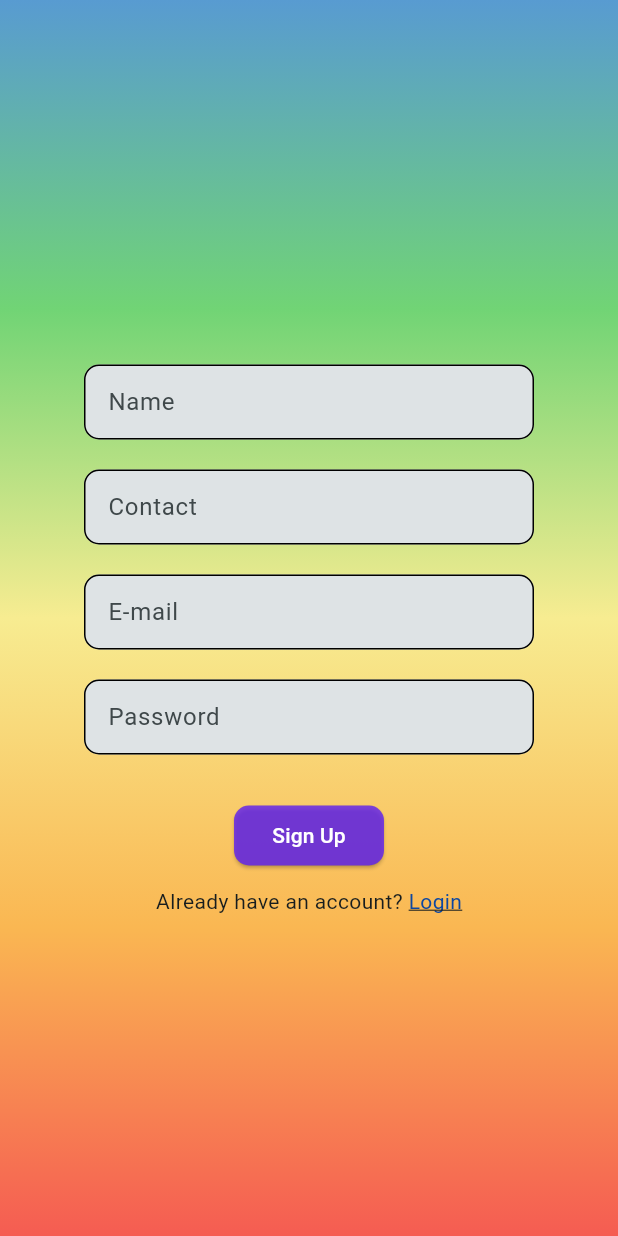
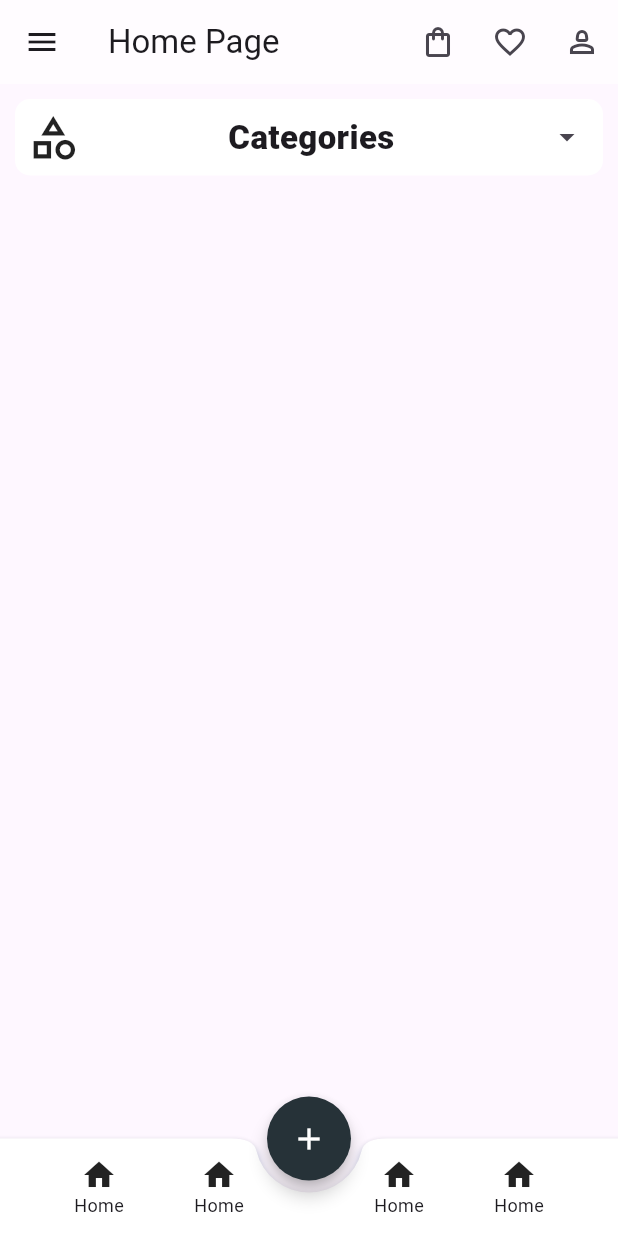
Before and after one commit to Lucifer-Aspire-A315/myapp, a Flutter app: the screen it shows after launch, on a phone screen of 412 x 824 dp. Run offline on Flutter 3.47's test engine with Material 3 defaults, Android fonts, the phone set to English and light mode, and no system bars; our stand-ins replace google_fonts.

Commit message:
bottomApp bar added

```diff
--- a/lib/Pages/HomePage.dart
+++ b/lib/Pages/HomePage.dart
@@ -1,167 +1,167 @@
+// import 'package:flutter/material.dart';
+
+// class MyApp extends StatefulWidget {
+//   @override
+//   State<MyApp> createState() => _MyAppState();
+// }
+
+// class _MyAppState extends State<MyApp> {
+//   @override
+//   Widget build(BuildContext context) {
+//     return MaterialApp(
+//       debugShowCheckedModeBanner: false,
+//       title: 'Myntra Search Bar',
+//       theme: ThemeData(
+//         primarySwatch: Colors.blue,
+//       ),
+//       home: Scaffold(
+//         appBar: AppBar(
+//           backgroundColor: Colors.white,
+//           elevation: 0,
+//           title: Row(
+//             children: [
+//               const Text(
+//                 'Myntra',
+//                 style: TextStyle(
+//                   color: Colors.black,
+//                   fontWeight: FontWeight.bold,
+//                 ),
+//               ),
+//               const Icon(Icons.arrow_drop_down, color: Colors.black),
+//               const Spacer(),
+//               // Flexible(
+//               //   child: Text(
+//               //     'BECOME INSIDER',
+//               //     style: TextStyle(
+//               //       color: Colors.amber[800],
+//               //       fontWeight: FontWeight.bold,
+//               //     ),
+//               //     overflow: TextOverflow.ellipsis,
+//               //   ),
+//               // ),
+//               const SizedBox(width: 10.0), // Spacing between elements
+//               IconButton(
+//                 icon: const Icon(Icons.notifications, color: Colors.black),
+//                 onPressed: () {},
+//               ),
+//               IconButton(
+//                 icon: const Icon(Icons.favorite_border, color: Colors.black),
+//                 onPressed: () {},
+//               ),
+//               IconButton(
+//                 icon: const Icon(Icons.person_outline, color: Colors.black),
+//                 onPressed: () {},
+//               ),
+//             ],
+//           ),
+//         ),
+//         body: Padding(
+//           padding: const EdgeInsets.all(8.0),
+//           child: Column(
+//             children: [
+//               Container(
+//                 padding: const EdgeInsets.symmetric(horizontal: 8.0),
+//                 decoration: BoxDecoration(
+//                   color: Colors.white,
+//                   borderRadius: BorderRadius.circular(20),
+//                 ),
+//                 child: const Row(
+//                   children: [
+//                     Icon(Icons.search, color: Colors.grey),
+//                     Expanded(
+//                       child: TextField(
+//                         decoration: InputDecoration(
+//                           hintText: 'Search for Casual Coords Women',
+//                           border: InputBorder.none,
+//                         ),
+//                       ),
+//                     ),
+//                     Icon(Icons.camera_alt,
+//                         color: Color.fromARGB(255, 53, 48, 48)),
+//                     SizedBox(width: 8.0),
+//                     Icon(Icons.mic, color: Colors.grey),
+//                   ],
+//                 ),
+//               ),
+//             ],
+//           ),
+//         ),
+//       ),
+//     );
+//   }
+// }
+
 import 'package:flutter/material.dart';
+import 'package:google_fonts/google_fonts.dart';
 
-class MyApp extends StatefulWidget {
-  @override
-  State<MyApp> createState() => _MyAppState();
-}
+class HomePage extends StatelessWidget {
+  const HomePage({super.key});
 
-class _MyAppState extends State<MyApp> {
   @override
   Widget build(BuildContext context) {
-    return MaterialApp(
-      debugShowCheckedModeBanner: false,
-      title: 'Myntra Search Bar',
-      theme: ThemeData(
-        primarySwatch: Colors.blue,
-      ),
-      home: Scaffold(
+    return Scaffold(
+      backgroundColor: Theme.of(context).canvasColor,
       appBar: AppBar(
-          backgroundColor: Colors.white,
-          elevation: 0,
-          title: Row(
-            children: [
-              const Text(
-                'Myntra',
-                style: TextStyle(
-                  color: Colors.black,
-                  fontWeight: FontWeight.bold,
-                ),
-              ),
-              const Icon(Icons.arrow_drop_down, color: Colors.black),
-              const Spacer(),
-              // Flexible(
-              //   child: Text(
-              //     'BECOME INSIDER',
-              //     style: TextStyle(
-              //       color: Colors.amber[800],
-              //       fontWeight: FontWeight.bold,
-              //     ),
-              //     overflow: TextOverflow.ellipsis,
-              //   ),
-              // ),
-              const SizedBox(width: 10.0), // Spacing between elements
+        leading:
+            IconButton(onPressed: () {}, icon: const Icon(Icons.menu_outlined)),
+        title: const Text('Home Page'),
+        backgroundColor: Colors.white60,
+        actions: [
           IconButton(
-                icon: const Icon(Icons.notifications, color: Colors.black),
             onPressed: () {},
+            icon: const Icon(Icons.shopping_bag_outlined),
           ),
           IconButton(
-                icon: const Icon(Icons.favorite_border, color: Colors.black),
             onPressed: () {},
+            icon: const Icon(Icons.favorite_border_outlined),
           ),
           IconButton(
-                icon: const Icon(Icons.person_outline, color: Colors.black),
             onPressed: () {},
+            icon: const Icon(Icons.person_2_outlined),
           ),
         ],
       ),
-        ),
-        body: Padding(
-          padding: const EdgeInsets.all(8.0),
-          child: Column(
+      body: Column(
+        mainAxisAlignment: MainAxisAlignment.spaceBetween,
         children: [
           Container(
-                padding: const EdgeInsets.symmetric(horizontal: 8.0),
+            margin: const EdgeInsets.all(10),
+            constraints:
+                const BoxConstraints(maxHeight: 70, maxWidth: double.infinity),
             decoration: BoxDecoration(
               color: Colors.white,
-                  borderRadius: BorderRadius.circular(20),
+              borderRadius: BorderRadius.circular(10),
             ),
-                child: const Row(
+            child: Row(
+              mainAxisAlignment: MainAxisAlignment.spaceBetween,
               children: [
-                    Icon(Icons.search, color: Colors.grey),
-                    Expanded(
-                      child: TextField(
-                        decoration: InputDecoration(
-                          hintText: 'Search for Casual Coords Women',
-                          border: InputBorder.none,
+                IconButton(
+                  onPressed: () {},
+                  icon: const Icon(
+                    Icons.category_outlined,
+                    size: 35,
+                    color: Colors.black87,
                   ),
                 ),
+                Text(
+                  'Categories',
+                  style: TextStyle(
+                    fontSize: 22,
+                    fontWeight: FontWeight.w900,
+                    fontStyle: GoogleFonts.playfairDisplayTextTheme()
+                        .bodyMedium
+                        ?.fontStyle,
                   ),
-                    Icon(Icons.camera_alt,
-                        color: Color.fromARGB(255, 53, 48, 48)),
-                    SizedBox(width: 8.0),
-                    Icon(Icons.mic, color: Colors.grey),
+                ),
+                IconButton(
+                  onPressed: () {},
+                  icon: const Icon(Icons.arrow_drop_down_outlined),
+                ),
               ],
             ),
           ),
         ],
       ),
-        ),
-      ),
     );
   }
 }
-
-// import 'package:flutter/material.dart';
-// import 'package:google_fonts/google_fonts.dart';
-
-// class HomePage extends StatelessWidget {
-//   const HomePage({super.key});
-
-//   @override
-//   Widget build(BuildContext context) {
-//     return Scaffold(
-//       backgroundColor: Theme.of(context).canvasColor,
-//       appBar: AppBar(
-//         leading:
-//             IconButton(onPressed: () {}, icon: const Icon(Icons.menu_outlined)),
-//         title: const Text('Home Page'),
-//         backgroundColor: Colors.white60,
-//         actions: [
-//           IconButton(
-//             onPressed: () {},
-//             icon: const Icon(Icons.shopping_bag_outlined),
-//           ),
-//           IconButton(
-//             onPressed: () {},
-//             icon: const Icon(Icons.favorite_border_outlined),
-//           ),
-//           IconButton(
-//             onPressed: () {},
-//             icon: const Icon(Icons.person_2_outlined),
-//           ),
-//         ],
-//       ),
-//       body: Column(
-//         mainAxisAlignment: MainAxisAlignment.spaceBetween,
-//         children: [
-//           Container(
-//             margin: const EdgeInsets.all(10),
-//             constraints:
-//                 const BoxConstraints(maxHeight: 70, maxWidth: double.infinity),
-//             decoration: BoxDecoration(
-//               color: Colors.white,
-//               borderRadius: BorderRadius.circular(10),
-//             ),
-//             child: Row(
-//               mainAxisAlignment: MainAxisAlignment.spaceBetween,
-//               children: [
-//                 IconButton(
-//                   onPressed: () {},
-//                   icon: const Icon(
-//                     Icons.category_outlined,
-//                     size: 35,
-//                     color: Colors.black87,
-//                   ),
-//                 ),
-//                 Text(
-//                   'Categories',
-//                   style: TextStyle(
-//                     fontSize: 22,
-//                     fontWeight: FontWeight.w900,
-//                     fontStyle: GoogleFonts.playfairDisplayTextTheme()
-//                         .bodyMedium
-//                         ?.fontStyle,
-//                   ),
-//                 ),
-//                 IconButton(
-//                   onPressed: () {},
-//                   icon: const Icon(Icons.arrow_drop_down_outlined),
-//                 ),
-//               ],
-//             ),
-//           ),
-//         ],
-//       ),
-//     );
-//   }
-// }
--- a/lib/Pages/LoginPage.dart
+++ b/lib/Pages/LoginPage.dart
@@ -70,7 +70,7 @@ class Login extends StatelessWidget {
                 onPressed: () => Navigator.push(
                     context,
                     MaterialPageRoute(
-                      builder: (context) =>  MyApp(),
+                      builder: (context) => HomePage(),
                     )),
                 style: ElevatedButton.styleFrom(
                   fixedSize: const Size(100, 40),
--- a/lib/Pages/SigninPage.dart
+++ b/lib/Pages/SigninPage.dart
@@ -1,6 +1,5 @@
 import 'package:flutter/gestures.dart';
 import 'package:flutter/material.dart';
-import 'package:myapp/Pages/HomePage.dart';
 import 'package:myapp/Pages/LoginPage.dart';
 
 class Signin extends StatelessWidget {
--- a/lib/main.dart
+++ b/lib/main.dart
@@ -1,5 +1,5 @@
 import 'package:flutter/material.dart';
-import 'package:myapp/Pages/SigninPage.dart';
+import 'package:myapp/Pages/HomePage.dart';
 
 void main() {
   runApp(const MyApp());
@@ -13,13 +13,99 @@ class MyApp extends StatelessWidget {
   Widget build(BuildContext context) {
     return MaterialApp(
       debugShowCheckedModeBanner: false,
-      title: 'Flutter Demo',
-      theme: ThemeData(
-        primaryColor: const Color.fromARGB(96, 24, 22, 22),
-        colorScheme: ColorScheme.fromSeed(seedColor: Colors.white),
-        useMaterial3: true,
+      home: Scaffold(
+        body: HomePage(), // Placeholder for your dashboard content
+        floatingActionButton: FloatingActionButton(
+          backgroundColor: Colors.blueGrey[900],
+          shape: CircleBorder(),
+          elevation: 5,
+          onPressed: () {
+            // Add action for the FAB
+          },
+          child: Icon(Icons.add, color: Colors.white),
+        ),
+        floatingActionButtonLocation: FloatingActionButtonLocation.centerDocked,
+        bottomNavigationBar: BottomAppBar(
+          height: 65,
+          color: Colors.white,
+          shadowColor: Colors.blueAccent,
+          shape: CircularNotchedRectangle(),
+          notchMargin: 8,
+          child: Container(
+            height: 56, // Reduced height to fit content within BottomAppBar
+            padding: EdgeInsets.symmetric(
+                horizontal: 10.0), // Added padding for better spacing
+            child: Row(
+              mainAxisAlignment: MainAxisAlignment.spaceBetween,
+              children: [
+                // Home Button
+                Expanded(
+                  child: GestureDetector(
+                    onTap: () {
+                      // Handle Home tap
+                    },
+                    child: Column(
+                      mainAxisSize: MainAxisSize.min,
+                      mainAxisAlignment: MainAxisAlignment.center,
+                      children: [
+                        Icon(Icons.home),
+                        const Text('Home', style: TextStyle(fontSize: 12)),
+                      ],
+                    ),
+                  ),
+                ),
+                // Customers Button
+                Expanded(
+                  child: GestureDetector(
+                    onTap: () {
+                      // Handle Customers tap
+                    },
+                    child: Column(
+                      mainAxisSize: MainAxisSize.min,
+                      mainAxisAlignment: MainAxisAlignment.center,
+                      children: [
+                        Icon(Icons.home),
+                        const Text('Home', style: TextStyle(fontSize: 12)),
+                      ],
+                    ),
+                  ),
+                ),
+                SizedBox(width: 40), // Space for the FloatingActionButton
+                // Khata Button
+                Expanded(
+                  child: GestureDetector(
+                    onTap: () {},
+                    child: Column(
+                      mainAxisSize: MainAxisSize.min,
+                      mainAxisAlignment: MainAxisAlignment.center,
+                      children: [
+                        Icon(Icons.home),
+                        const Text('Home', style: TextStyle(fontSize: 12)),
+                      ],
+                    ),
+                  ),
+                ),
+                // Orders Button
+                Expanded(
+                  child: GestureDetector(
+                    onTap: () {
+                      // Handle Orders tap
+                    },
+                    child: Column(
+                      mainAxisSize: MainAxisSize.min,
+                      mainAxisAlignment: MainAxisAlignment.center,
+                      children: [
+                        Icon(Icons.home),
+                        const Text('Home', style: TextStyle(fontSize: 12)),
+                      ],
+                    ),
+                  ),
+                ),
+              ],
+            ),
+          ),
+        ),
       ),
-      home: const Signin(),
     );
   }
 }
```
Also changed, not shown: pubspec.yaml (+6 -3 lines), assets/images/bag.png (added), assets/images/heart.png (added), assets/images/home-page.png (added), assets/images/message.png (added), assets/images/user.png (added), 1 other file. Lines whose indentation alone changed are shown as unchanged.
